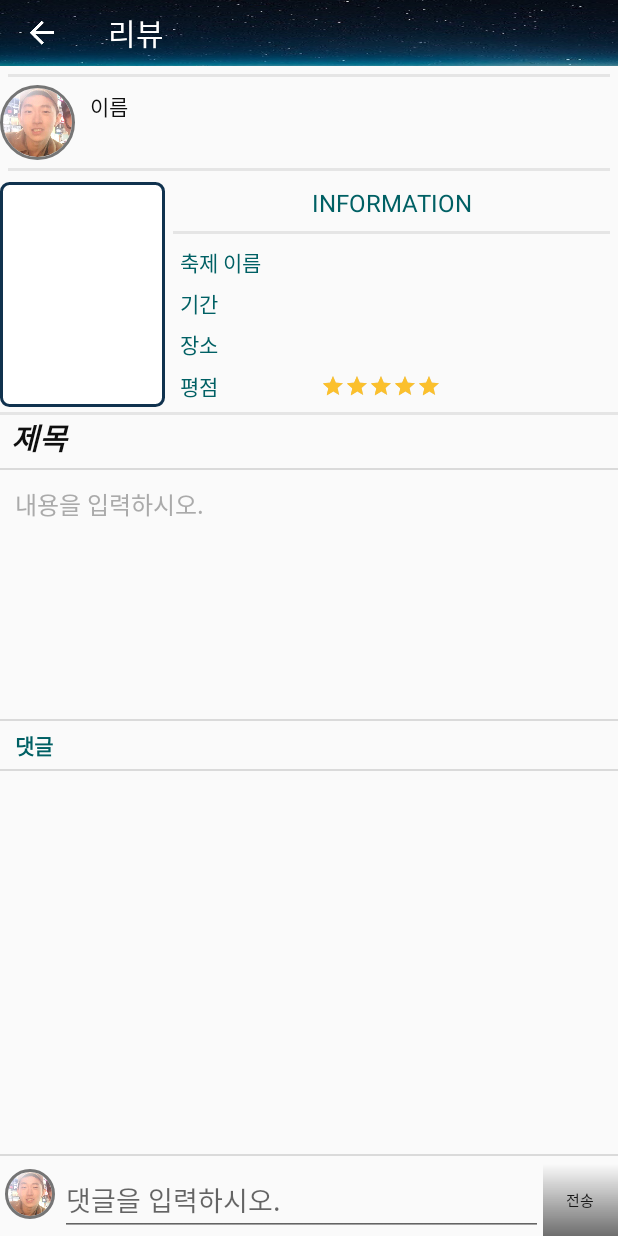
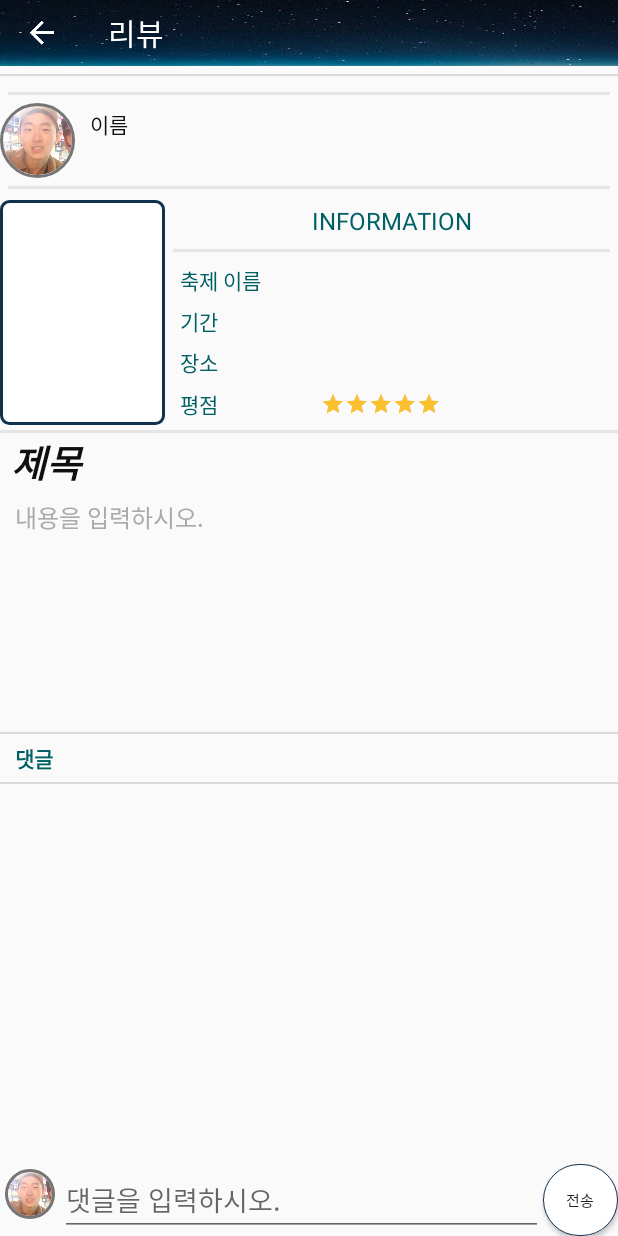
Before and after one commit to ParkJinGi/Fairy_SSU, an Android app: the Detail_SNS screen opened directly, with no data from a screen before it, on a phone screen of 412 x 824 dp. Run offline under Robolectric (Android 15) with nearby library versions, the phone set to English and light mode, and no system bars; our stand-ins replace CircleImageView, Firebase (no records; nobody signed in at launch, a user with empty details on screens opened directly), Picasso; pictures from the network do not load; 13 statements that could not run were skipped.

Commit message:
통신보안
디자인 수정

```diff
--- a/Fairy/app/src/main/java/com/SSUAndroidProject/fairy/Detail_SNS.java
+++ b/Fairy/app/src/main/java/com/SSUAndroidProject/fairy/Detail_SNS.java
@@ -18,6 +18,7 @@ import android.widget.ImageView;
 import android.widget.ListAdapter;
 import android.widget.ListView;
 import android.widget.RatingBar;
+import android.widget.ScrollView;
 import android.widget.TextView;
 
 import com.SSUAndroidProject.fairy.Adapter.CommentListViewAdapter;
@@ -52,7 +53,7 @@ public class Detail_SNS extends AppCompatActivity {
     private Context mContext;
     private RatingBar ratingBar;
     private CircleImageView profile;
-
+    private ScrollView scrollView;
     private CommentListViewAdapter adapter;
     private CircleImageView comment_profile;
     private EditText comment_text;
@@ -85,7 +86,7 @@ public class Detail_SNS extends AppCompatActivity {
         Email = (TextView) findViewById(R.id.Review_detail_Email);
         ratingBar = (RatingBar) findViewById(R.id.Review_detail_rating_bar);
         profile = (CircleImageView) findViewById(R.id.Review_detail_Userimg);
-
+        scrollView=(ScrollView)findViewById(R.id.mainview);
         comment_profile = (CircleImageView) findViewById(R.id.comment_profile);
         comment_submit = (Button) findViewById(R.id.comment_submit);
         comment_text = (EditText) findViewById(R.id.comment_text);
@@ -103,8 +104,9 @@ public class Detail_SNS extends AppCompatActivity {
                             adapter.addItem(temp);
                         }
                         adapter.notifyDataSetChanged();
-                        comment_list.setSelection(adapter.getCount()-1);
                         setListViewHeightBasedOnChildren(comment_list);
+                        scrollView.fullScroll(View.FOCUS_DOWN);
+                        comment_text.requestFocus();
                     }
                     @Override
                     public void onCancelled(DatabaseError databaseError) {
@@ -133,6 +135,13 @@ public class Detail_SNS extends AppCompatActivity {
         detail_date.setSelected(true);
         detail_date.setClickable(false);
 
+        comment_text.setOnClickListener(new View.OnClickListener() {
+            @Override
+            public void onClick(View v) {
+                scrollView.fullScroll(View.FOCUS_DOWN);
+                comment_text.requestFocus();
+            }
+        });
         comment_submit.setOnClickListener(new View.OnClickListener() {
             @Override
             public void onClick(View v) {
--- /dev/null
+++ b/Fairy/app/src/main/res/drawable/comment_background.xml
@@ -0,0 +1,10 @@
+<?xml version="1.0" encoding="utf-8"?>
+<selector xmlns:android="http://schemas.android.com/apk/res/android">
+    <item android:state_selected="false">
+        <shape android:shape="rectangle">
+            <solid android:color="@android:color/white" />
+            <stroke android:width="0.5sp" android:color="#10324e" />
+            <corners android:radius="100dp" />
+        </shape>
+    </item>
+</selector>
--- a/Fairy/app/src/main/res/layout/activity_sns__detail.xml
+++ b/Fairy/app/src/main/res/layout/activity_sns__detail.xml
@@ -14,7 +14,15 @@
         android:background="@drawable/headerbackground"
         android:theme="@style/ThemeOverlay.AppCompat.Dark" />
 
+    <View
+        android:layout_width="match_parent"
+        android:layout_height="1dp"
+        android:layout_marginBottom="5dp"
+        android:layout_marginTop="5dp"
+        android:background="@color/colorLine" />
+
     <ScrollView
+        android:id="@+id/mainview"
         android:layout_width="match_parent"
         android:layout_height="0dp"
         android:layout_weight="1"
@@ -69,6 +77,7 @@
                             android:layout_width="wrap_content"
                             android:layout_height="wrap_content"
                             android:layout_gravity="bottom"
+                            android:layout_marginLeft="5dp"
                             android:textSize="10dp" />
 
                     </LinearLayout>
@@ -282,16 +291,8 @@
                         android:text="제목"
                         android:textColor="@color/black"
                         android:textColorHint="@color/colorGray"
-                        android:textStyle="bold|italic"
-                        android:textSize="20dp" />
-
-
-                    <View
-                        android:layout_width="match_parent"
-                        android:layout_height="1dp"
-                        android:layout_marginBottom="5dp"
-                        android:layout_marginTop="5dp"
-                        android:background="@color/colorLine" />
+                        android:textSize="25dp"
+                        android:textStyle="bold|italic" />
 
 
                     <TextView
@@ -340,7 +341,7 @@
                     <ListView
                         android:id="@+id/sns_detail_comment"
                         android:layout_width="match_parent"
-                        android:layout_height="200dp"></ListView>
+                        android:layout_height="10dp"></ListView>
 
 
                 </LinearLayout>
@@ -350,13 +351,6 @@
         </LinearLayout>
 
     </ScrollView>
-
-    <View
-        android:layout_width="match_parent"
-        android:layout_height="1dp"
-        android:layout_marginBottom="5dp"
-        android:layout_marginTop="5dp"
-        android:background="@color/colorLine" />
 
     <LinearLayout
         android:layout_width="match_parent"
@@ -383,8 +377,7 @@
             android:id="@+id/comment_submit"
             android:layout_width="50dp"
             android:layout_height="match_parent"
-            android:background="@drawable/card_gradation"
-            android:padding="5dp"
+            android:background="@drawable/comment_background"
             android:text="전송"
             android:textSize="10dp" />
 
--- a/Fairy/app/src/main/res/layout/comment_list_item.xml
+++ b/Fairy/app/src/main/res/layout/comment_list_item.xml
@@ -16,7 +16,7 @@
         <LinearLayout
             android:layout_width="match_parent"
             android:layout_height="match_parent"
-            android:background="@drawable/card_background"
+            android:background="@drawable/comment_background"
             android:padding="3dp">
 
             <de.hdodenhof.circleimageview.CircleImageView
```
Also changed, not shown: Fairy/app/src/main/java/com/SSUAndroidProject/fairy/Detail_Review.java (+13 -2 lines), Fairy/app/src/main/res/layout/activity_review_detail.xml (+13 -23 lines).
